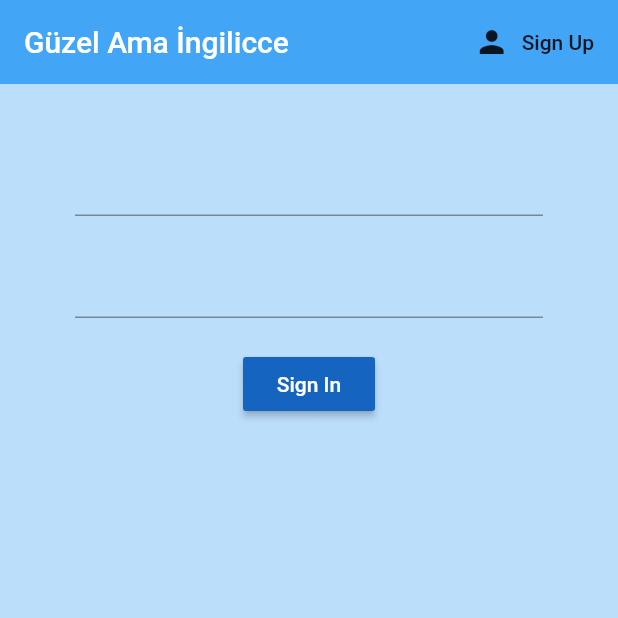
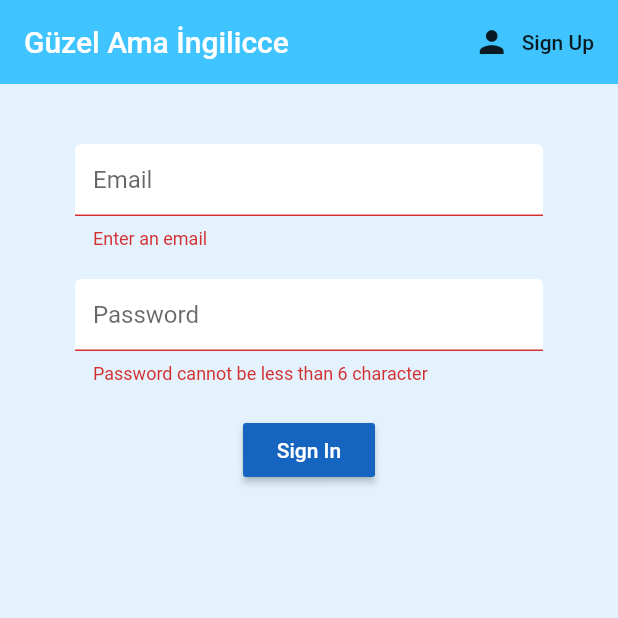
Before and after one commit to interestingtitle/wordapp-guzelAmaIngilicce, a Flutter app: the screen it shows after launch, after a tap on "Sign In", on a phone screen of 412 x 824 dp, the top half of it. Run offline on Flutter 3.47's test engine with Material 2 defaults, Android fonts, the phone set to English and light mode, and no system bars; our stand-ins replace firebase_auth, firebase_core, flutter_spinkit, splashscreen, toast; accounts and stored records are empty.

```diff
--- a/lib/main.dart
+++ b/lib/main.dart
@@ -4,13 +4,39 @@ import 'package:guzel_ama_ingilicce/screens/wrapper.dart';
 import 'package:firebase_core/firebase_core.dart';
 import 'package:guzel_ama_ingilicce/services/auth.dart';
 import 'package:provider/provider.dart';
+import 'package:splashscreen/splashscreen.dart';
+
 Future<void> main() async{
   WidgetsFlutterBinding.ensureInitialized();
   await Firebase.initializeApp();
-  runApp(MyApp());
+  runApp(new MaterialApp(
+    home: new MyApp(),
+  ));
 }
 
-class MyApp extends StatelessWidget {
+class MyApp extends StatefulWidget {
+  @override
+  _MyAppState createState() => _MyAppState();
+}
+
+class _MyAppState extends State<MyApp> {
+  @override
+  Widget build(BuildContext context) {
+    return new SplashScreen(
+        seconds: 6,
+        navigateAfterSeconds: new AfterSplash(),
+        title: new Text('Welcome In Wordapp', style: TextStyle(color: Colors.black),),
+        image: Image.asset('assets/Curve-Loading.gif',width: 500.0, height: 500.0,),
+        backgroundColor: Colors.white,
+        styleTextUnderTheLoader: new TextStyle(),
+        photoSize: 200.0,
+        loaderColor: Colors.white
+    );
+  }
+}
+
+
+class AfterSplash extends StatelessWidget {
   @override
   Widget build(BuildContext context) {
     return StreamProvider<CUser>.value(
--- a/lib/screens/authenticate/sign_in.dart
+++ b/lib/screens/authenticate/sign_in.dart
@@ -1,7 +1,10 @@
 import 'package:flutter/material.dart';
 import 'package:guzel_ama_ingilicce/screens/authenticate/register.dart';
 import 'package:guzel_ama_ingilicce/services/auth.dart';
+import 'package:guzel_ama_ingilicce/shared/constants.dart';
 import 'package:toast/toast.dart';
+import 'package:guzel_ama_ingilicce/shared/loading.dart';
+
 class SignIn extends StatefulWidget {
 
   final Function toggleView;
@@ -14,15 +17,19 @@ class SignIn extends StatefulWidget {
 class _SignInState extends State<SignIn> {
 
   final AuthService _auth = AuthService();
-  String email;
-  String password;
+  final _formKey = GlobalKey<FormState>();
+  String email = "";
+  String password = "";
+  String error = "";
+
+  bool loading = false;
 
   @override
   Widget build(BuildContext context) {
-    return Scaffold(
-      backgroundColor: Colors.blue[100],
+    return loading ? Loading() : Scaffold(
+      backgroundColor: Colors.blue[50],
       appBar: AppBar(
-        backgroundColor: Colors.blue[400],
+        backgroundColor: Colors.lightBlueAccent,
         elevation: 0.0,
         title: Text("Güzel Ama İngilicce"),
         actions: <Widget>[
@@ -38,10 +45,20 @@ class _SignInState extends State<SignIn> {
       body: Container(
         padding: EdgeInsets.symmetric(vertical: 20.0, horizontal: 50.0),
         child: Form(
+          key: _formKey,
+          child: SingleChildScrollView(
             child: Column(
               children: <Widget>[
                 SizedBox(height: 20.0,),
                 TextFormField(
+
+                  decoration: textInputDecoration.copyWith(hintText: "Email"),
+                  validator: (val){
+                    if(val.isEmpty)
+                      return "Enter an email";
+                    else
+                      return null;
+                  },
                   onChanged: (val){
                     setState(() {
                       email = val;
@@ -50,6 +67,13 @@ class _SignInState extends State<SignIn> {
                 ),
                 SizedBox(height: 20.0,),
                 TextFormField(
+                  decoration: textInputDecoration.copyWith(hintText: "Password"),
+                  validator: (val){
+                    if(val.length<6)
+                      return "Password cannot be less than 6 character";
+                    else
+                      return null;
+                  },
                   obscureText: true,
                   onChanged: (val){
                     setState(() {
@@ -67,10 +91,28 @@ class _SignInState extends State<SignIn> {
                     ),
                   ),
                   onPressed: () async{
-                  await _auth.signInWithEmailAndPassword(email, password);
+                    if(_formKey.currentState.validate()) {
+                      setState(() {
+                        loading = true;
+                      });
+                      dynamic result = await _auth.signInWithEmailAndPassword(email, password);
+                      if(result == null){
+                        setState(() {
+                          loading = false;
+                          error = "Please write a valid email!";
+                        });
+                      }
+                    }
+
                   },
+                ),
+                SizedBox(height: 20.0,),
+                Text(
+                  error,
+                  style: TextStyle(color: Colors.black, fontSize: 14.0),
                 )
               ],
+            ),
           ),
         )
       ),
--- /dev/null
+++ b/lib/shared/constants.dart
@@ -0,0 +1,13 @@
+import 'package:flutter/material.dart';
+
+const textInputDecoration = InputDecoration(
+
+    fillColor: Colors.white,
+    filled: true,
+    enabledBorder: OutlineInputBorder(
+        borderSide: BorderSide(color: Colors.indigo, width: 2.0)
+    ),
+    focusedBorder: OutlineInputBorder(
+        borderSide: BorderSide(color: Colors.pink, width: 2.0)
+    )
+);
```
Also changed, not shown: lib/screens/authenticate/register.dart (+43 -5 lines), lib/shared/loading.dart (added, +18 -0 lines), pubspec.yaml (+8 -9 lines), assets/313.gif (added), assets/3131.jpg (added), assets/Curve-Loading.gif (added), pubspec.lock. Lines whose indentation alone changed are shown as unchanged.
